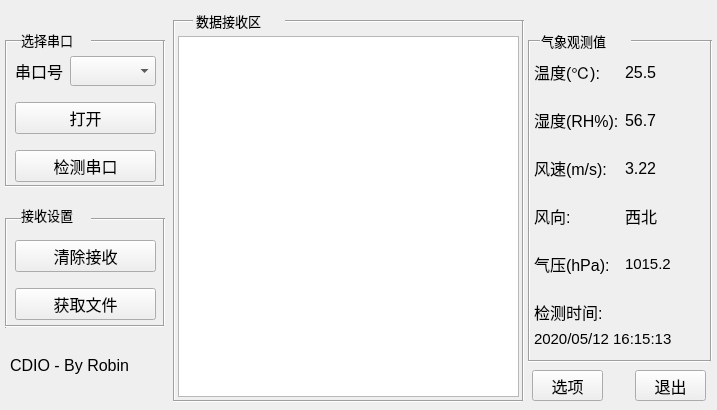
The window that MyMainWindow - 副本.ui (zhangxiao7972/Serial_python) describes before a commit, drawn with Qt 5.
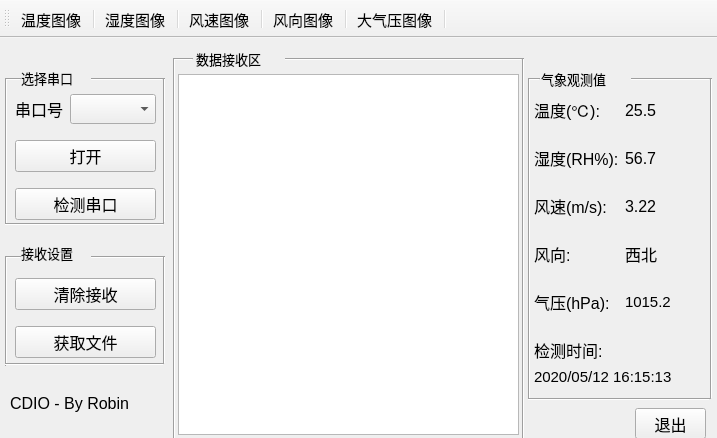
The same window after the commit.

The edit to the form file:
```diff
--- a/MyMainWindow - 副本.ui
+++ b/MyMainWindow - 副本.ui
@@ -10,9 +10,21 @@
     <x>0</x>
     <y>0</y>
     <width>717</width>
-    <height>410</height>
+    <height>438</height>
    </rect>
   </property>
+  <property name="minimumSize">
+   <size>
+    <width>717</width>
+    <height>438</height>
+   </size>
+  </property>
+  <property name="maximumSize">
+   <size>
+    <width>717</width>
+    <height>438</height>
+   </size>
+  </property>
   <property name="font">
    <font>
     <pointsize>11</pointsize>
@@ -860,26 +872,68 @@
      </font>
     </property>
    </widget>
-   <widget class="QPushButton" name="Button_next">
-    <property name="geometry">
-     <rect>
-      <x>532</x>
-      <y>370</y>
-      <width>71</width>
-      <height>31</height>
-     </rect>
-    </property>
-    <property name="font">
-     <font>
-      <family>AcadEref</family>
-      <pointsize>12</pointsize>
-     </font>
-    </property>
-    <property name="text">
-     <string>选项</string>
-    </property>
-   </widget>
   </widget>
+  <widget class="QToolBar" name="toolBar">
+   <property name="windowTitle">
+    <string>toolBar</string>
+   </property>
+   <attribute name="toolBarArea">
+    <enum>TopToolBarArea</enum>
+   </attribute>
+   <attribute name="toolBarBreak">
+    <bool>false</bool>
+   </attribute>
+   <addaction name="display_Temp"/>
+   <addaction name="separator"/>
+   <addaction name="display_Humidity"/>
+   <addaction name="separator"/>
+   <addaction name="display_speed"/>
+   <addaction name="separator"/>
+   <addaction name="display_Direction"/>
+   <addaction name="separator"/>
+   <addaction name="display_Pressure"/>
+   <addaction name="separator"/>
+  </widget>
+  <action name="display_Temp">
+   <property name="text">
+    <string>温度图像</string>
+   </property>
+   <property name="toolTip">
+    <string>显示温度数据</string>
+   </property>
+  </action>
+  <action name="display_Humidity">
+   <property name="text">
+    <string>湿度图像</string>
+   </property>
+   <property name="toolTip">
+    <string>显示湿度数据</string>
+   </property>
+  </action>
+  <action name="display_speed">
+   <property name="text">
+    <string>风速图像</string>
+   </property>
+   <property name="toolTip">
+    <string>显示风速数据</string>
+   </property>
+  </action>
+  <action name="display_Direction">
+   <property name="text">
+    <string>风向图像</string>
+   </property>
+   <property name="toolTip">
+    <string>显示风向数据</string>
+   </property>
+  </action>
+  <action name="display_Pressure">
+   <property name="text">
+    <string>大气压图像</string>
+   </property>
+   <property name="toolTip">
+    <string>显示大气压数据</string>
+   </property>
+  </action>
  </widget>
  <resources/>
  <connections>
```
Left out of the diff: 19 changed lines with no effect on the pictures.
